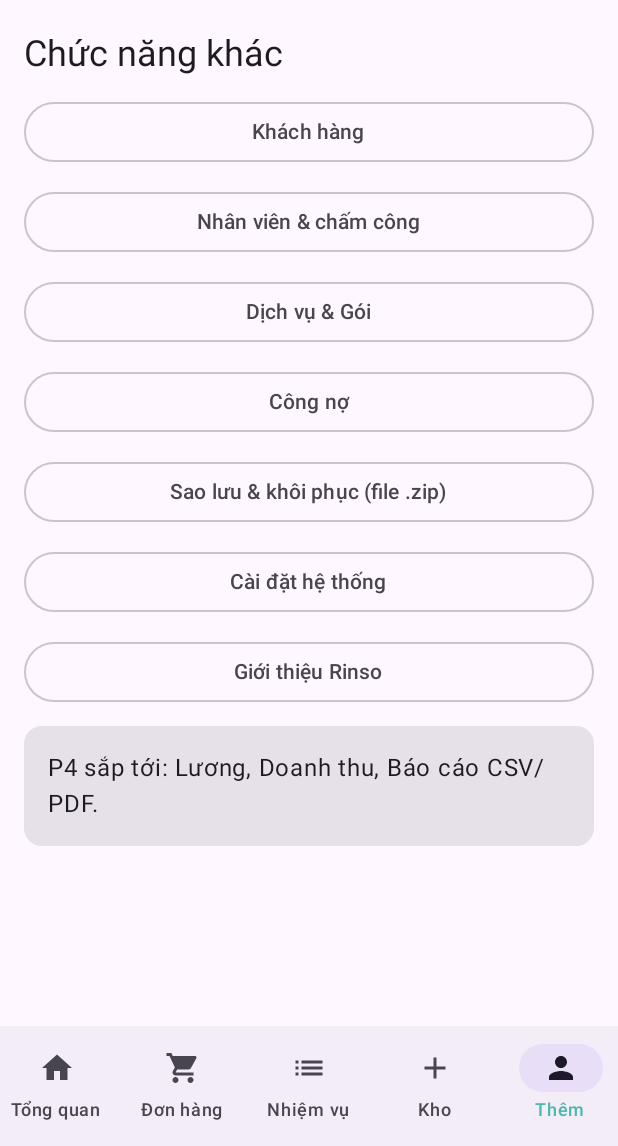
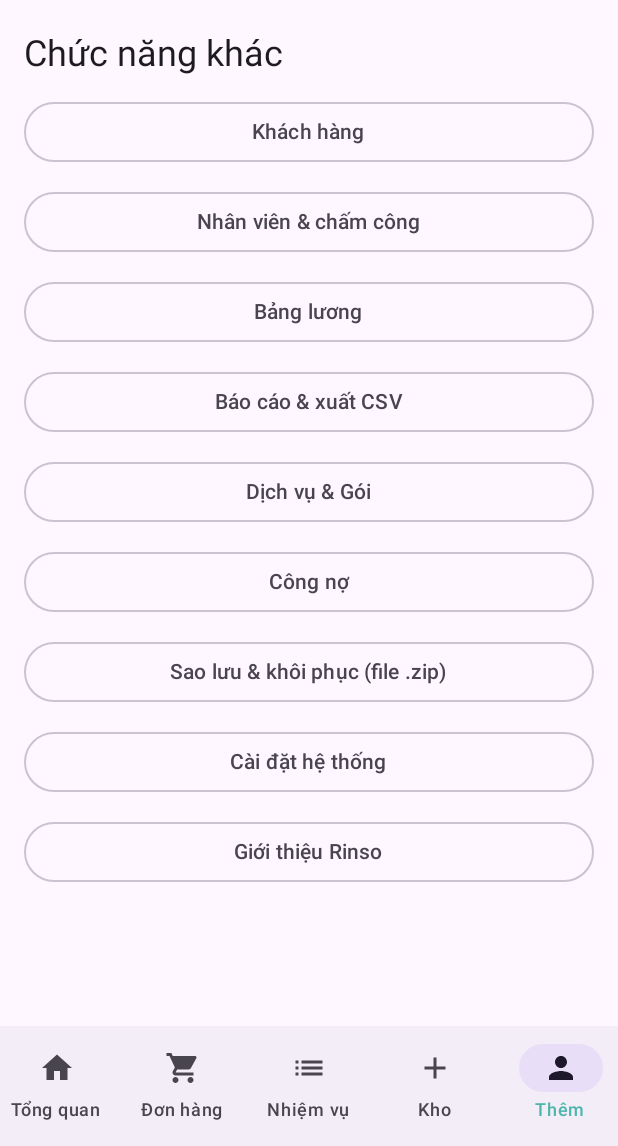
Before and after one commit to itdoanh/qldvyt, an Android app built with Jetpack Compose: the screen it shows after launch (MainActivity), item 5 of the bottom bar chosen, on a phone screen of 412 x 824 dp, the part 90-1236 px from its top. Run offline under Robolectric (Android 15) with nearby library versions, the phone set to English and light mode, and no system bars; our stand-ins replace Dagger/Hilt's generated code, Room's generated code.

Commit message:
P4: bang luong thang + chot/khoa + dashboard doanh thu that + bao cao CSV (Rinso/itdoanh)
Co-authored-by: Cursor <cursoragent@cursor.com>

```diff
--- a/app/src/main/java/vn/rinso/qldvyt/ui/dieuHuong/NavGraph.kt
+++ b/app/src/main/java/vn/rinso/qldvyt/ui/dieuHuong/NavGraph.kt
@@ -42,8 +42,10 @@ import vn.rinso.qldvyt.ui.donHang.ManHinhChiTietDon
 import vn.rinso.qldvyt.ui.donHang.ManHinhDonHang
 import vn.rinso.qldvyt.ui.donHang.ManHinhTaoDon
 import vn.rinso.qldvyt.ui.gioiThieu.ManHinhGioiThieu
+import vn.rinso.qldvyt.ui.baoCao.ManHinhBaoCao
 import vn.rinso.qldvyt.ui.khachHang.ManHinhKhachHang
 import vn.rinso.qldvyt.ui.kho.ManHinhKho
+import vn.rinso.qldvyt.ui.luong.ManHinhLuong
 import vn.rinso.qldvyt.ui.nhanVien.ManHinhNhanVien
 import vn.rinso.qldvyt.ui.nhiemVu.ManHinhNhiemVu
 import vn.rinso.qldvyt.ui.saoLuu.ManHinhSaoLuu
@@ -59,6 +61,8 @@ object Tuyen {
     const val DICH_VU = "dich_vu"
     const val CONG_NO = "cong_no"
     const val NHAN_VIEN = "nhan_vien"
+    const val LUONG = "luong"
+    const val BAO_CAO = "bao_cao"
     const val NHIEM_VU = "nhiem_vu"
     const val KHO = "kho"
     const val THEM = "them"
@@ -147,10 +151,14 @@ fun QldvytNavGraph() {
             composable(Tuyen.NHIEM_VU) { ManHinhNhiemVu() }
             composable(Tuyen.KHO) { ManHinhKho() }
             composable(Tuyen.NHAN_VIEN) { ManHinhNhanVien() }
+            composable(Tuyen.LUONG) { ManHinhLuong() }
+            composable(Tuyen.BAO_CAO) { ManHinhBaoCao() }
             composable(Tuyen.THEM) {
                 ManHinhThem(
                     onKhachHang = { nav.navigate(Tuyen.KHACH_HANG) },
                     onNhanVien = { nav.navigate(Tuyen.NHAN_VIEN) },
+                    onLuong = { nav.navigate(Tuyen.LUONG) },
+                    onBaoCao = { nav.navigate(Tuyen.BAO_CAO) },
                     onDichVu = { nav.navigate(Tuyen.DICH_VU) },
                     onCongNo = { nav.navigate(Tuyen.CONG_NO) },
                     onCaiDat = { nav.navigate(Tuyen.CAI_DAT) },
@@ -185,11 +193,13 @@ private fun ManHinhCho(tieuDe: String, moTa: String) {
     }
 }
 
-/** Tab Thêm: gom Khách hàng, Nhân viên, Dịch vụ, Công nợ, Sao lưu, Cài đặt, Giới thiệu (+ P4 sau). */
+/** Tab Thêm: gom Khách hàng, Nhân viên, Lương, Báo cáo, Dịch vụ, Công nợ, Sao lưu, Cài đặt. */
 @Composable
 private fun ManHinhThem(
     onKhachHang: () -> Unit,
     onNhanVien: () -> Unit,
+    onLuong: () -> Unit,
+    onBaoCao: () -> Unit,
     onDichVu: () -> Unit,
     onCongNo: () -> Unit,
     onCaiDat: () -> Unit,
@@ -203,15 +213,12 @@ private fun ManHinhThem(
         Text("Chức năng khác", style = MaterialTheme.typography.headlineSmall)
         OutlinedButton(onClick = onKhachHang, modifier = Modifier.fillMaxWidth()) { Text("Khách hàng") }
         OutlinedButton(onClick = onNhanVien, modifier = Modifier.fillMaxWidth()) { Text("Nhân viên & chấm công") }
+        OutlinedButton(onClick = onLuong, modifier = Modifier.fillMaxWidth()) { Text("Bảng lương") }
+        OutlinedButton(onClick = onBaoCao, modifier = Modifier.fillMaxWidth()) { Text("Báo cáo & xuất CSV") }
         OutlinedButton(onClick = onDichVu, modifier = Modifier.fillMaxWidth()) { Text("Dịch vụ & Gói") }
         OutlinedButton(onClick = onCongNo, modifier = Modifier.fillMaxWidth()) { Text("Công nợ") }
         OutlinedButton(onClick = onSaoLuu, modifier = Modifier.fillMaxWidth()) { Text("Sao lưu & khôi phục (file .zip)") }
         OutlinedButton(onClick = onCaiDat, modifier = Modifier.fillMaxWidth()) { Text("Cài đặt hệ thống") }
         OutlinedButton(onClick = onGioiThieu, modifier = Modifier.fillMaxWidth()) { Text("Giới thiệu Rinso") }
-        Card {
-            Column(modifier = Modifier.padding(16.dp)) {
-                Text("P4 sắp tới: Lương, Doanh thu, Báo cáo CSV/PDF.")
-            }
-        }
     }
 }
--- a/app/src/main/java/vn/rinso/qldvyt/ui/tongQuan/ManHinhTongQuan.kt
+++ b/app/src/main/java/vn/rinso/qldvyt/ui/tongQuan/ManHinhTongQuan.kt
@@ -14,33 +14,47 @@ import androidx.compose.material3.CardDefaults
 import androidx.compose.material3.MaterialTheme
 import androidx.compose.material3.Text
 import androidx.compose.runtime.Composable
+import androidx.compose.runtime.collectAsState
+import androidx.compose.runtime.getValue
 import androidx.compose.ui.Modifier
 import androidx.compose.ui.unit.dp
+import androidx.hilt.navigation.compose.hiltViewModel
 import vn.rinso.qldvyt.core.dinhDangTien
 
-/** Màn Tổng quan (Dashboard P0): thẻ số liệu + giới thiệu. Số liệu thật nối ở P4. */
+/** Màn Tổng quan: số liệu thật từ Room (doanh thu hôm nay, đơn chờ, công nợ, vật tư sắp hết). */
 @Composable
-fun ManHinhTongQuan(onGioiThieu: () -> Unit = {}) {
+fun ManHinhTongQuan(
+    onGioiThieu: () -> Unit = {},
+    vm: TongQuanViewModel = hiltViewModel(),
+) {
+    val doanhThu by vm.doanhThuHomNay.collectAsState()
+    val donCho by vm.donCho.collectAsState()
+    val tongNo by vm.tongNo.collectAsState()
+    val sapHet by vm.dsSapHet.collectAsState()
+
     Column(
-        modifier = Modifier
-            .fillMaxSize()
-            .padding(16.dp),
+        modifier = Modifier.fillMaxSize().padding(16.dp),
         verticalArrangement = Arrangement.spacedBy(12.dp),
     ) {
         Text("Tổng quan hôm nay", style = MaterialTheme.typography.headlineSmall)
         Row(horizontalArrangement = Arrangement.spacedBy(12.dp), modifier = Modifier.fillMaxWidth()) {
-            TheSo("Doanh thu", dinhDangTien(0L), Modifier.weight(1f))
-            TheSo("Đơn chờ", "0", Modifier.weight(1f))
+            TheSo("Doanh thu", dinhDangTien(doanhThu), Modifier.weight(1f))
+            TheSo("Đơn chờ", donCho.toString(), Modifier.weight(1f))
         }
         Row(horizontalArrangement = Arrangement.spacedBy(12.dp), modifier = Modifier.fillMaxWidth()) {
-            TheSo("Công nợ quá hạn", dinhDangTien(0L), Modifier.weight(1f))
-            TheSo("Vật tư sắp hết", "0", Modifier.weight(1f))
+            TheSo("Công nợ", dinhDangTien(tongNo), Modifier.weight(1f))
+            TheSo("Vật tư sắp hết", sapHet.size.toString(), Modifier.weight(1f))
+        }
+        if (sapHet.isNotEmpty()) {
+            Card(colors = CardDefaults.cardColors(containerColor = MaterialTheme.colorScheme.errorContainer)) {
+                Text("⚠ Sắp hết: ${sapHet.take(3).joinToString { "${it.ten} (${it.tonKho.toInt()})" }}", Modifier.padding(12.dp))
+            }
         }
         Card(colors = CardDefaults.cardColors(containerColor = MaterialTheme.colorScheme.secondaryContainer)) {
             Column(Modifier.padding(16.dp)) {
                 Text("Chào mừng đến QLDVYT!", style = MaterialTheme.typography.titleMedium)
                 Spacer(Modifier.height(4.dp))
-                Text("Phần mềm nội bộ quản lý dịch vụ chăm sóc sức khỏe: đơn hàng, nhiệm vụ NV (hưởng 30%), vật tư, lương, doanh thu, công nợ — dữ liệu lưu local, backup bằng file.")
+                Text("Đơn hàng, nhiệm vụ NV hưởng 30%, vật tư, lương, doanh thu, công nợ — lưu local, backup file.")
                 Spacer(Modifier.height(8.dp))
                 Button(onClick = onGioiThieu) { Text("Giới thiệu Rinso") }
             }
--- /dev/null
+++ b/app/src/main/java/vn/rinso/qldvyt/ui/tongQuan/TongQuanViewModel.kt
@@ -0,0 +1,37 @@
+package vn.rinso.qldvyt.ui.tongQuan
+
+import androidx.lifecycle.ViewModel
+import androidx.lifecycle.viewModelScope
+import dagger.hilt.android.lifecycle.HiltViewModel
+import java.util.Calendar
+import javax.inject.Inject
+import kotlinx.coroutines.flow.SharingStarted
+import kotlinx.coroutines.flow.combine
+import kotlinx.coroutines.flow.stateIn
+import vn.rinso.qldvyt.data.local.DonHangDao
+import vn.rinso.qldvyt.data.local.VatTuDao
+
+/** ViewModel Tổng quan: doanh thu hôm nay, đơn chờ, công nợ, vật tư sắp hết (số liệu thật). */
+@HiltViewModel
+class TongQuanViewModel @Inject constructor(
+    donDao: DonHangDao,
+    vatTuDao: VatTuDao,
+) : ViewModel() {
+    private fun dauCuoiHomNay(): Pair<Long, Long> {
+        val dau = Calendar.getInstance().apply { set(Calendar.HOUR_OF_DAY, 0); set(Calendar.MINUTE, 0); set(Calendar.SECOND, 0); set(Calendar.MILLISECOND, 0) }
+        val cuoi = Calendar.getInstance().apply { set(Calendar.HOUR_OF_DAY, 23); set(Calendar.MINUTE, 59); set(Calendar.SECOND, 59) }
+        return dau.timeInMillis to cuoi.timeInMillis
+    }
+
+    private val tuDen = dauCuoiHomNay()
+    val doanhThuHomNay = donDao.doanhThu(tuDen.first, tuDen.second)
+        .stateIn(viewModelScope, SharingStarted.WhileSubscribed(5000), 0L)
+    val tongNo = donDao.tongCongNo()
+        .stateIn(viewModelScope, SharingStarted.WhileSubscribed(5000), 0L)
+    val dsSapHet = vatTuDao.sapHet()
+        .stateIn(viewModelScope, SharingStarted.WhileSubscribed(5000), emptyList())
+
+    val donCho = combine(donDao.theoTrangThai("CHO_XU_LY"), donDao.theoTrangThai("DANG_LAM")) { cho, dang ->
+        cho.size + dang.size
+    }.stateIn(viewModelScope, SharingStarted.WhileSubscribed(5000), 0)
+}
```
Also changed, not shown: app/src/main/java/vn/rinso/qldvyt/data/repo/LuongRepository.kt (added, +80 -0 lines), app/src/main/java/vn/rinso/qldvyt/di/AppModule.kt (+7 -0 lines), app/src/main/java/vn/rinso/qldvyt/ui/baoCao/BaoCaoViewModel.kt (added, +91 -0 lines), app/src/main/java/vn/rinso/qldvyt/ui/baoCao/ManHinhBaoCao.kt (added, +66 -0 lines), app/src/main/java/vn/rinso/qldvyt/ui/luong/LuongViewModel.kt (added, +47 -0 lines), app/src/main/java/vn/rinso/qldvyt/ui/luong/ManHinhLuong.kt (added, +68 -0 lines).
